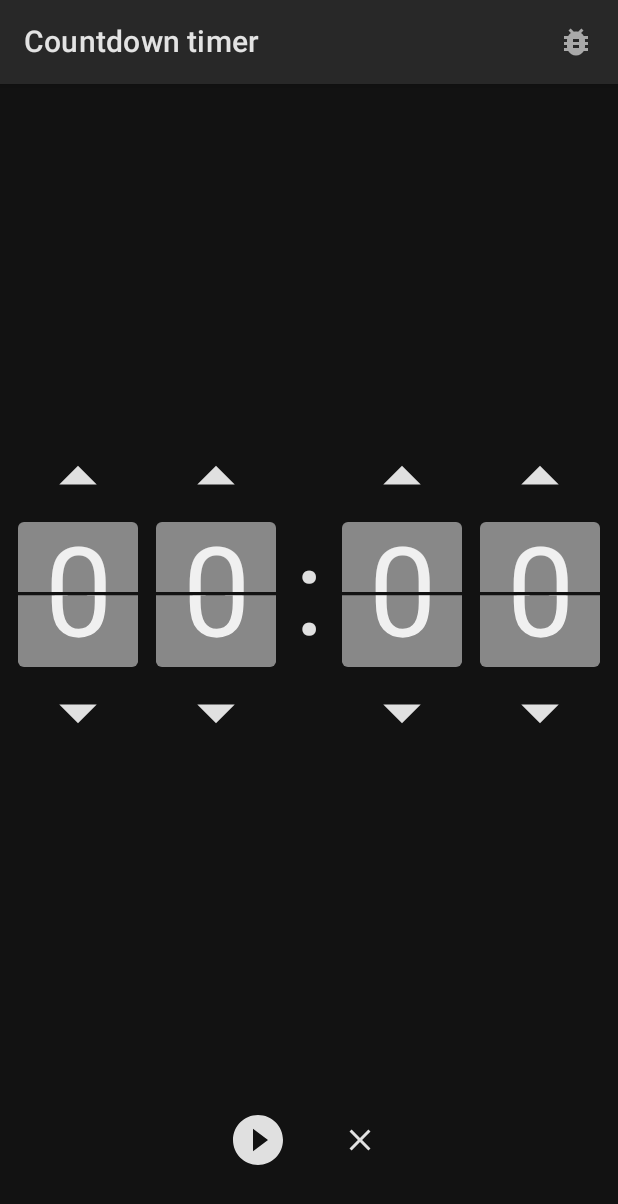
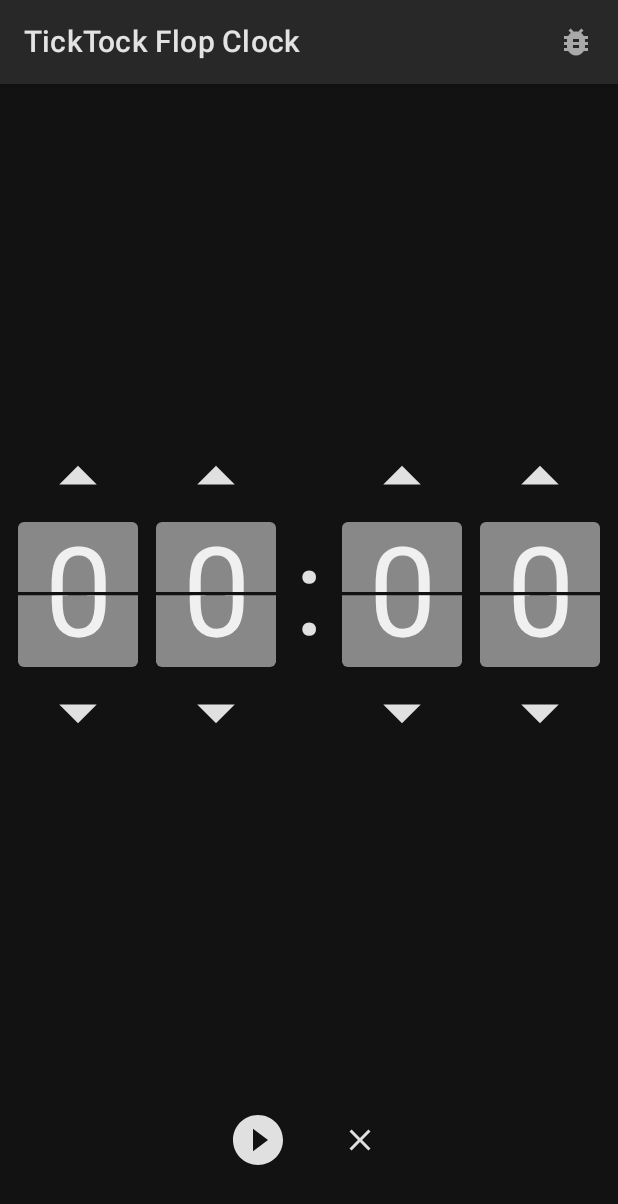
Before and after one commit to afterefx/2-dev-challenge-countdown, an Android app built with Jetpack Compose: the screen it shows after launch (MainActivity), on a phone screen of 412 x 824 dp. Shown: the top 1204 px of the screen. Run offline under Robolectric (Android 15) with nearby library versions, the phone set to English and light mode, and no system bars; our stand-ins replace constraintlayout-compose, livedata-compose.

Commit message:
Update app name

```diff
--- a/app/src/main/java/com/example/androiddevchallenge/MainActivity.kt
+++ b/app/src/main/java/com/example/androiddevchallenge/MainActivity.kt
@@ -145,7 +145,7 @@ private fun MyClock(vm: MainViewModel = viewModel()) {
     Scaffold(
         topBar = {
             TopAppBar(
-                title = { Text("Countdown timer") },
+                title = { Text("TickTock Flop Clock") },
                 actions = {
                     IconButton(onClick = { vm.toggleDebug() }) {
                         Icon(
--- a/app/src/main/res/values/strings.xml
+++ b/app/src/main/res/values/strings.xml
@@ -9,5 +9,5 @@
       or implied. See the License for the specific language governing permissions and limitations under
       the License.
       -->
-    <string name="app_name">Countdown timer</string>
+    <string name="app_name">TickTock Flop Clock</string>
 </resources>
```
